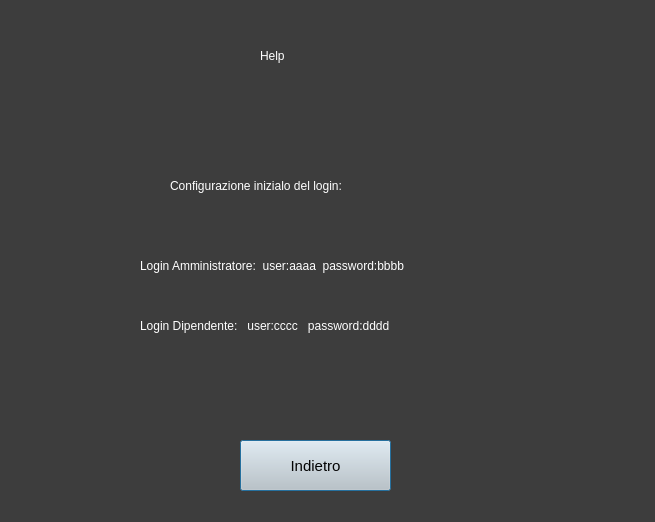
Qt form home/views/VistaHelpButton.ui (riccardomalpiedi/parcheggio) before a commit.
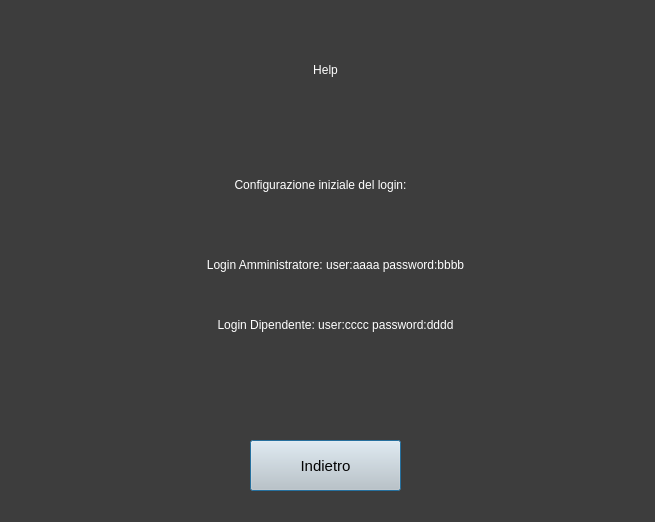
The same form after that commit.

```diff
--- a/home/views/VistaHelpButton.ui
+++ b/home/views/VistaHelpButton.ui
@@ -19,9 +19,9 @@
   <widget class="QLabel" name="label">
    <property name="geometry">
     <rect>
-     <x>140</x>
+     <x>60</x>
      <y>250</y>
-     <width>361</width>
+     <width>551</width>
      <height>31</height>
     </rect>
    </property>
@@ -30,15 +30,15 @@
 font: 12pt &quot;MS Shell Dlg 2&quot;;</string>
    </property>
    <property name="text">
-    <string>Login Amministratore:  user:aaaa  password:bbbb</string>
+    <string>&lt;html&gt;&lt;head/&gt;&lt;body&gt;&lt;p align=&quot;center&quot;&gt;Login Amministratore:  user:aaaa  password:bbbb&lt;/p&gt;&lt;/body&gt;&lt;/html&gt;</string>
    </property>
   </widget>
   <widget class="QLabel" name="label_2">
    <property name="geometry">
     <rect>
-     <x>140</x>
+     <x>60</x>
      <y>310</y>
-     <width>361</width>
+     <width>551</width>
      <height>31</height>
     </rect>
    </property>
@@ -47,16 +47,16 @@
 font: 12pt &quot;MS Shell Dlg 2&quot;;</string>
    </property>
    <property name="text">
-    <string>Login Dipendente:   user:cccc   password:dddd</string>
+    <string>&lt;html&gt;&lt;head/&gt;&lt;body&gt;&lt;p align=&quot;center&quot;&gt;Login Dipendente:   user:cccc   password:dddd&lt;/p&gt;&lt;/body&gt;&lt;/html&gt;</string>
    </property>
   </widget>
   <widget class="QLabel" name="label_3">
    <property name="geometry">
     <rect>
-     <x>260</x>
+     <x>210</x>
      <y>30</y>
-     <width>101</width>
-     <height>51</height>
+     <width>231</width>
+     <height>81</height>
     </rect>
    </property>
    <property name="styleSheet">
@@ -64,13 +64,13 @@
 font: 36pt &quot;MS Shell Dlg 2&quot;;</string>
    </property>
    <property name="text">
-    <string>Help</string>
+    <string>&lt;html&gt;&lt;head/&gt;&lt;body&gt;&lt;p align=&quot;center&quot;&gt;Help&lt;/p&gt;&lt;/body&gt;&lt;/html&gt;</string>
    </property>
   </widget>
   <widget class="QPushButton" name="back_button">
    <property name="geometry">
     <rect>
-     <x>240</x>
+     <x>250</x>
      <y>440</y>
      <width>151</width>
      <height>51</height>
@@ -91,9 +91,9 @@
   <widget class="QLabel" name="label_4">
    <property name="geometry">
     <rect>
-     <x>170</x>
+     <x>110</x>
      <y>160</y>
-     <width>301</width>
+     <width>421</width>
      <height>51</height>
     </rect>
    </property>
@@ -102,7 +102,7 @@
 font: 16pt &quot;MS Shell Dlg 2&quot;;</string>
    </property>
    <property name="text">
-    <string>Configurazione inizialo del login:</string>
+    <string>&lt;html&gt;&lt;head/&gt;&lt;body&gt;&lt;p align=&quot;center&quot;&gt;Configurazione iniziale del login:&lt;/p&gt;&lt;/body&gt;&lt;/html&gt;</string>
    </property>
   </widget>
  </widget>
```
